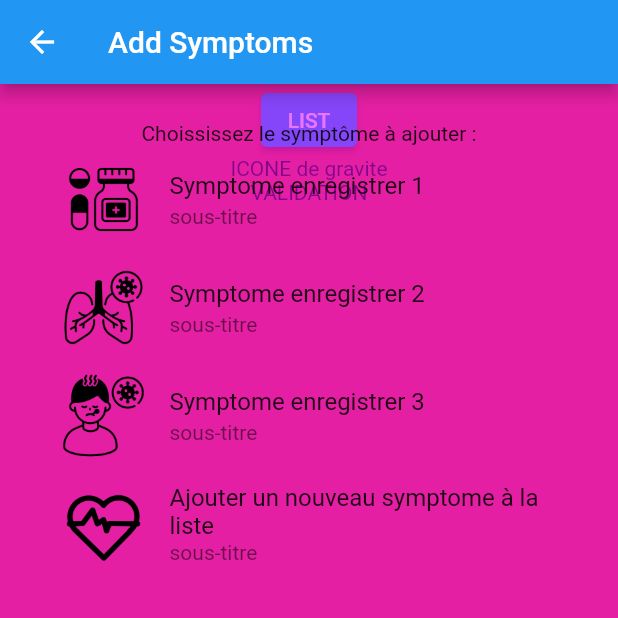
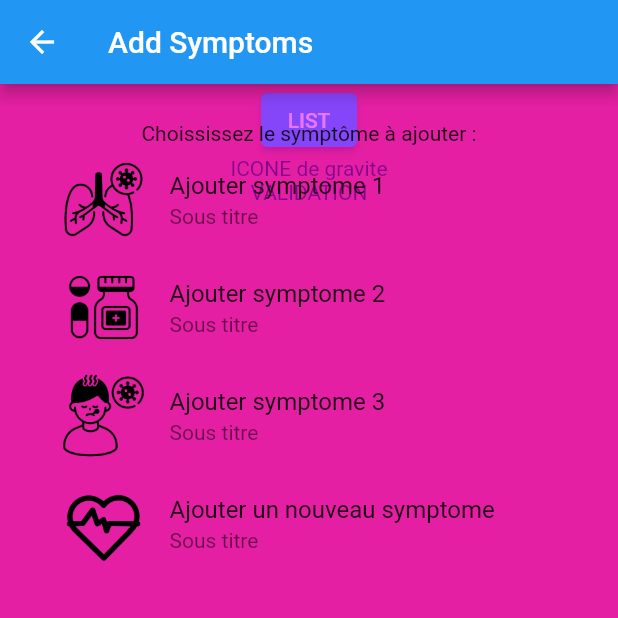
Before and after one commit to Kritor-cyber/MaMuco, a Flutter app: the AddSymptoms screen opened directly, after a tap on "LIST", on a phone screen of 412 x 824 dp, the top half of it. Run offline on Flutter 3.47's test engine with Material 2 defaults, Android fonts, the phone set to English and light mode, and no system bars; our stand-ins replace syncfusion_flutter_calendar; missing offline and left inert: syncfusion_localizations.

Commit message:
Optimisation de la class _AddSymptoms par la creation d'une fonction getListZone

```diff
--- a/lib/AddSymptoms.dart
+++ b/lib/AddSymptoms.dart
@@ -34,54 +34,10 @@ class _AddSymptoms extends State<AddSymptoms> {
                     child: ListView(
                       shrinkWrap: true,
                       children: [
-                        ListTile(
-                          title: Text("Symptome enregistrer 1"),
-                          tileColor: Colors.red,
-                          subtitle: Text("sous-titre"),
-                          leading: new Image.asset("assets/medic.png"),
-                          onTap: () {
-                            setState(() {
-                              print("Symptome 1 selected");
-                              widget.selectingSymptom = false;
-                            });
-                          },
-                        ),
-                        ListTile(
-                          title: Text("Symptome enregistrer 2"),
-                          tileColor: Colors.blue,
-                          subtitle: Text("sous-titre"),
-                          leading: new Image.asset("assets/lung.png"),
-                          onTap: () {
-                            setState(() {
-                              print("Symptome 2 selected");
-                              widget.selectingSymptom = false;
-                            });
-                          },
-                        ),
-                        ListTile(
-                          title: Text("Symptome enregistrer 3"),
-                          tileColor: Colors.green,
-                          subtitle: Text("sous-titre"),
-                          leading:  new Image.asset("assets/sick_boy.png"),
-                          onTap: () {
-                            setState(() {
-                              print("Symptome 3 selected");
-                              widget.selectingSymptom = false;
-                            });
-                          },
-                        ),
-                        ListTile(
-                          title: Text("Ajouter un nouveau symptome à la liste"),
-                          tileColor: Colors.yellow,
-                          subtitle: Text("sous-titre"),
-                          leading:  new Image.asset("assets/heart.png"),
-                          onTap: () {
-                            setState(() {
-                              print("Add symptom");
-                              widget.selectingSymptom = false;
-                            });
-                          },
-                        ),
+                        getListZone(Text("Ajouter symptome 1"), Colors.red, Text("Sous titre"), Image(image: AssetImage("assets/lung.png"))),
+                        getListZone(Text("Ajouter symptome 2"), Colors.blue, Text("Sous titre"), Image(image: AssetImage("assets/medic.png"))),
+                        getListZone(Text("Ajouter symptome 3"), Colors.green, Text("Sous titre"), Image(image: AssetImage("assets/sick_boy.png"))),
+                        getListZone(Text("Ajouter un nouveau symptome"), Colors.yellow, Text("Sous titre"), Image(image: AssetImage("assets/heart.png"))),
                       ],
                     ),
                   ),
@@ -92,7 +48,6 @@ class _AddSymptoms extends State<AddSymptoms> {
         ),
       ),
     );
-
     return Scaffold(
       appBar: AppBar(
         title: Text(language.getAddSymptoms()),
@@ -126,7 +81,22 @@ class _AddSymptoms extends State<AddSymptoms> {
             widget.selectingSymptom ? widget.symptomSelection : Container(),
           ],
         ),
-      )
+      ),
+    );
+  }
+
+  ListTile getListZone(Text title, Color color, Text subtitle, Image asset) {
+    return ListTile(
+      title: title,
+      tileColor: color,
+      subtitle: subtitle,
+      leading: asset,
+      onTap: () {
+        setState(() {
+          print("symptome selectionne");
+          widget.selectingSymptom = false;
+        });
+      },
     );
   }
 }
--- a/pubspec.yaml
+++ b/pubspec.yaml
@@ -23,6 +23,9 @@ environment:
 dependencies:
   flutter:
     sdk: flutter
+
+  fl_chart: ^0.12.0
+
   flutter_localizations:
     sdk: flutter
   syncfusion_flutter_calendar: ^18.4.49
```
Also changed, not shown: pubspec.lock.
